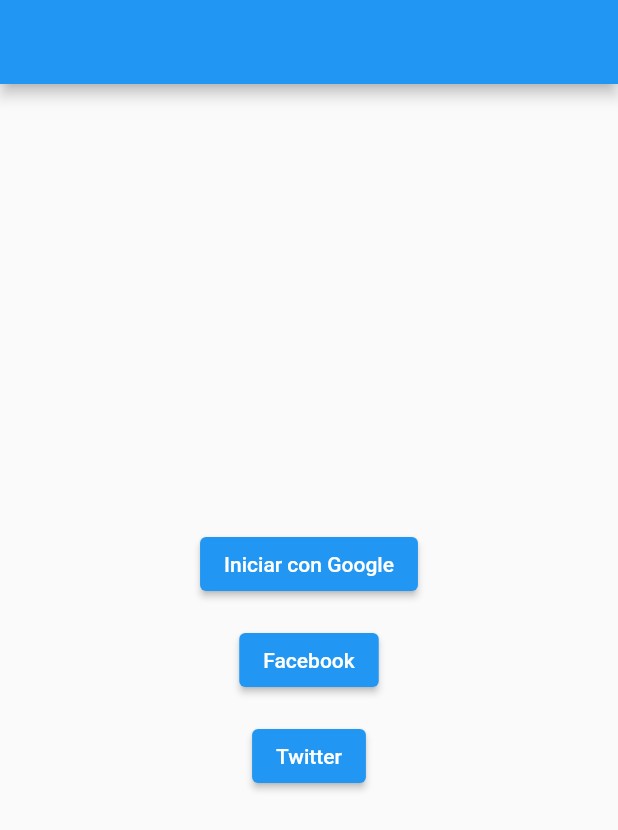
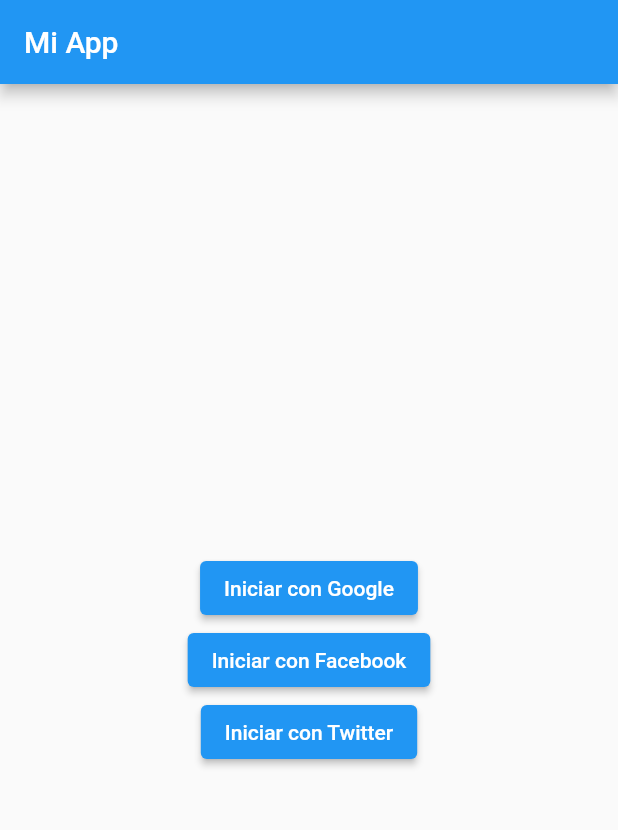
Before and after one commit to Bakkym/proyectoIndividual, a Flutter app: the screen it shows after launch, on a phone screen of 412 x 824 dp. Shown: the top 830 px of the screen. Run offline on Flutter 3.47's test engine with Material 2 defaults, Android fonts, the light colour scheme and no system bars; our stand-ins replace firebase_auth, firebase_core, google_sign_in; accounts and stored records are empty.

Commit message:
add firebase auth

```diff
--- a/lib/main.dart
+++ b/lib/main.dart
@@ -1,62 +1,40 @@
+import 'package:firebase_core/firebase_core.dart';
 import 'package:flutter/material.dart';
-import 'home.dart';
+import 'package:tclase/services/firebase_service.dart';
+import 'package:tclase/widgets/facebook_button_sign_in.dart';
+import 'package:tclase/widgets/google_button_sign_in.dart';
+import 'package:tclase/widgets/twitter_button_sign_in.dart';
 
-
-void main() {
-  runApp(MyApp());
-}
+void main() => runApp(MyApp());
 
 class MyApp extends StatelessWidget {
   @override
   Widget build(BuildContext context) {
     return MaterialApp(
-      title: 'Mi aplicación con botones',
-      home: Login(),
-    );
-  }
-}
-
-class Login extends StatelessWidget {
-  @override
-  Widget build(BuildContext context) {
-    return Scaffold(
+      title: 'Mi App',
+      home: Scaffold(
         appBar: AppBar(
+          title: Text('Mi App'),
         ),
         body: Center(
-        child: Column(
+          child: FutureBuilder(
+            future: FirebaseService.firebaseInit(),
+            builder: (context, snapshot) {
+              if (snapshot.connectionState == ConnectionState.done){
+                return Column(
                     mainAxisAlignment: MainAxisAlignment.center,
                     children: [
-            ElevatedButton(
-              onPressed: () {
-                Navigator.push(
-                  context,
-                  MaterialPageRoute(builder: (context) => HomePage()),
+                      GoogleSignInButton(),
+                      FacebookSignInButton(),
+                      TwitterSignInButton()
+                    ]
                   );
+              } else {
+                return const CircularProgressIndicator();
+              }
             },
-              child: const Text('Iniciar con Google'),
-            ),
-            const SizedBox(height: 16),
-            ElevatedButton(
-              onPressed: () {
-                Navigator.push(
-                  context,
-                  MaterialPageRoute(builder: (context) => HomePage()),
-                );
-              },
-              child: const Text('Facebook'),
-            ),
-            const SizedBox(height: 16),
-            ElevatedButton(
-              onPressed: () {
-                Navigator.push(
-                  context,
-                  MaterialPageRoute(builder: (context) => HomePage()),
-                );
-              },
-              child: const Text('Twitter'),
+          )
 
-            ),
-          ],
         ),
       ),
     );
--- /dev/null
+++ b/lib/services/firebase_service.dart
@@ -0,0 +1,43 @@
+import 'package:firebase_auth/firebase_auth.dart';
+import 'package:firebase_core/firebase_core.dart';
+import 'package:google_sign_in/google_sign_in.dart';
+
+class FirebaseService {
+  static Future<FirebaseApp?> firebaseInit() async {
+    try {
+        FirebaseApp app = await Firebase.initializeApp();
+        return app;
+
+    } catch(e) {
+      return null;
+
+    }
+
+  }
+
+  static Future<User?> signinGoogle() async {
+    try {
+      // Trigger the authentication flow
+      GoogleSignIn signIn = GoogleSignIn(scopes: ["email"]);
+      final GoogleSignInAccount? googleUser = await signIn.signIn();
+
+      // Obtain the auth details from the request
+      final GoogleSignInAuthentication? googleAuth = await googleUser?.authentication;
+
+      // Create a new credential
+      final credential = GoogleAuthProvider.credential(
+        accessToken: googleAuth?.accessToken,
+        idToken: googleAuth?.idToken,
+      );
+
+      // Once signed in, return the UserCredential
+     UserCredential userCredential =  await FirebaseAuth.instance.signInWithCredential(credential);
+     return userCredential.user;
+
+    } catch(e) {
+      return null;
+
+    }
+
+  }
+}
--- /dev/null
+++ b/lib/widgets/facebook_button_sign_in.dart
@@ -0,0 +1,25 @@
+import 'package:flutter/material.dart';
+import 'home.dart';
+
+class FacebookSignInButton extends StatelessWidget {
+    @override
+  Widget build(BuildContext context) {
+    return Center(
+        child: Column(
+          mainAxisAlignment: MainAxisAlignment.center,
+          children: [
+            ElevatedButton(
+              onPressed: () {
+                Navigator.push(
+                  context,
+                  MaterialPageRoute(builder: (context) => HomePage()),
+                );
+              },
+              child: const Text('Iniciar con Facebook'),
+            ),
+          ],
+        ),
+      );
+
+  }
+}
--- /dev/null
+++ b/lib/widgets/google_button_sign_in.dart
@@ -0,0 +1,23 @@
+import 'package:flutter/material.dart';
+import '../services/firebase_service.dart';
+import 'home.dart';
+
+class GoogleSignInButton extends StatelessWidget {
+    @override
+  Widget build(BuildContext context) {
+    return Center(
+        child: Column(
+          mainAxisAlignment: MainAxisAlignment.center,
+          children: [
+            ElevatedButton(
+              onPressed: () async {
+                await FirebaseService.signinGoogle();
+              },
+              child: const Text('Iniciar con Google'),
+            ),
+          ],
+        ),
+      );
+
+  }
+}
--- /dev/null
+++ b/lib/widgets/twitter_button_sign_in.dart
@@ -0,0 +1,25 @@
+import 'package:flutter/material.dart';
+import 'home.dart';
+
+class TwitterSignInButton extends StatelessWidget {
+    @override
+  Widget build(BuildContext context) {
+    return Center(
+        child: Column(
+          mainAxisAlignment: MainAxisAlignment.center,
+          children: [
+            ElevatedButton(
+              onPressed: () {
+                Navigator.push(
+                  context,
+                  MaterialPageRoute(builder: (context) => HomePage()),
+                );
+              },
+              child: const Text('Iniciar con Twitter'),
+            ),
+          ],
+        ),
+      );
+
+  }
+}
--- a/pubspec.yaml
+++ b/pubspec.yaml
@@ -35,6 +35,9 @@
   # The following adds the Cupertino Icons font to your application.
   # Use with the CupertinoIcons class for iOS style icons.
   cupertino_icons: ^1.0.2
+  firebase_auth: ^4.5.0
+  firebase_core: ^2.11.0
+  google_sign_in: ^6.1.0
 
 dev_dependencies:
   flutter_test:
```
Also changed, not shown: lib/assets/images/google_logo.png (added), lib/widgets/home.dart (renamed from lib/home.dart), pubspec.lock, 6 other files. Lines whose indentation alone changed are shown as unchanged.
